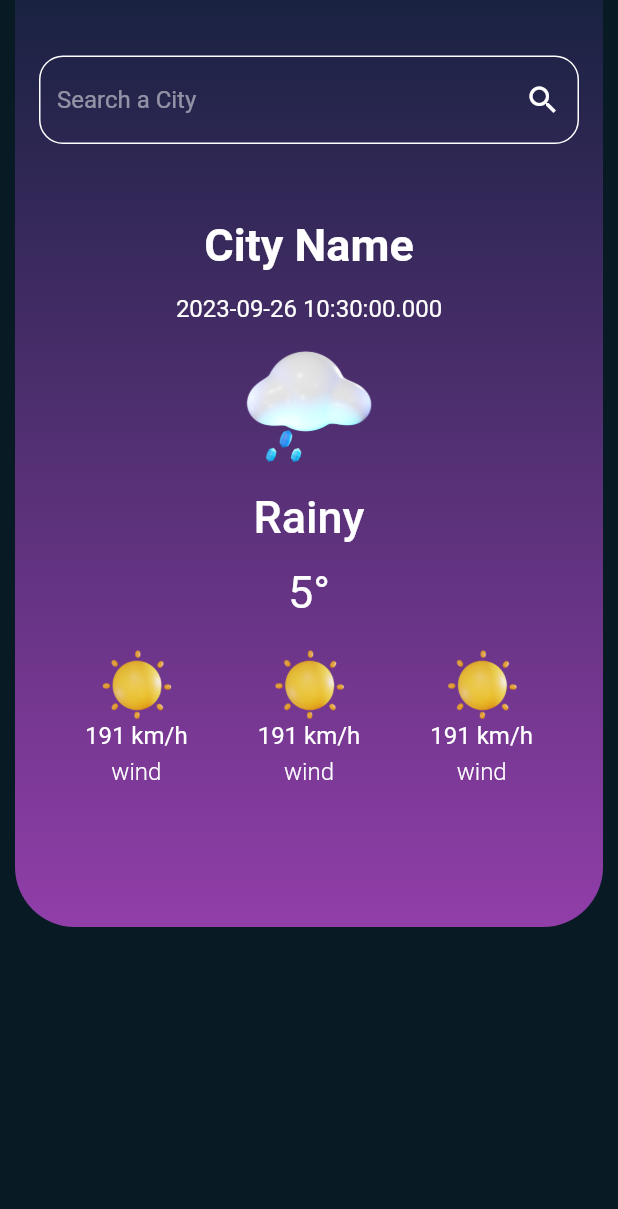
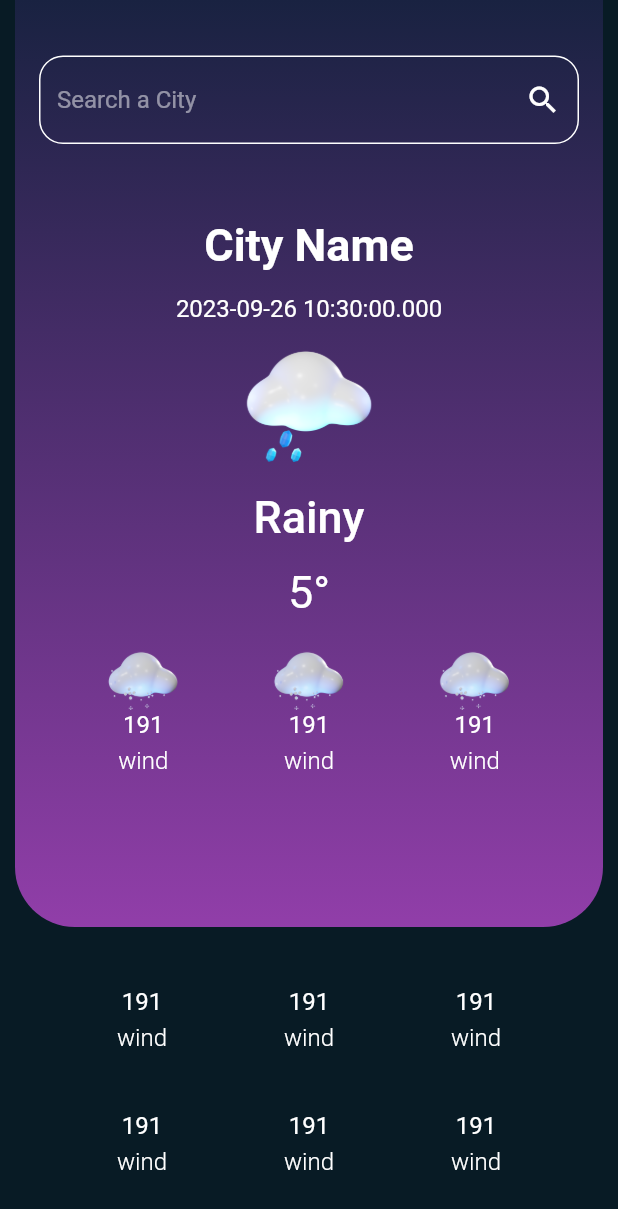
Before and after one commit to eiadHany/weather_app, a Flutter app: the HomeView screen opened by its route, on a phone screen of 412 x 824 dp. Shown: the top 1209 px of the screen. Run offline on Flutter 3.47's test engine with Material 2 defaults, Android fonts, the phone set to English and light mode, and no system bars; our stand-ins replace go_router; Roboto replaces fonts that are missing (Poppins).

Commit message:
home page ui is done

```diff
--- a/lib/features/home/views/home_view.dart
+++ b/lib/features/home/views/home_view.dart
@@ -1,163 +1,37 @@
 import 'package:flutter/material.dart';
-import 'package:weather/core/utils/app_assets.dart';
-import 'package:weather/core/utils/app_colors.dart';
-import 'package:weather/core/utils/app_text_style.dart';
 
-import '../widgets/custom_search_bar.dart';
+import '../widgets/Detailed_info.dart';
+import '../widgets/colored_part.dart';
 
 class HomeView extends StatelessWidget {
   const HomeView({super.key});
 
   @override
   Widget build(BuildContext context) {
-    return Scaffold(
-      body: Container(
-        height: MediaQuery.of(context).size.height * .75,
-        margin: const EdgeInsets.symmetric(horizontal: 10),
-        decoration: BoxDecoration(
-          borderRadius: const BorderRadius.only(
-              bottomLeft: Radius.circular(40),
-              bottomRight: Radius.circular(40)),
-          gradient: LinearGradient(
-            colors: [
-              AppColors.startGradiantColor,
-              AppColors.endGradiantColor,
-            ],
-            begin: Alignment.topCenter,
-            end: Alignment.bottomCenter,
-          ),
-        ),
-        child: Column(
-          crossAxisAlignment: CrossAxisAlignment.stretch,
+    return const Scaffold(
+      body: Column(
         children: [
-            const SizedBox(
-              height: 37,
-            ),
-            const Padding(
-              padding: EdgeInsets.symmetric(horizontal: 16),
-              child: CustomSearchTextField(),
-            ),
-            const SizedBox(
-              height: 50,
-            ),
-            const Text(
-              'City Name',
-              style: AppTexStyle.textStyleKawa30,
-              textAlign: TextAlign.center,
-            ),
-            const SizedBox(
-              height: 15,
-            ),
-            Text(
-              DateTime.now().toString(),
-              style: AppTexStyle.textStyleKawa16,
-              textAlign: TextAlign.center,
-            ),
-            const SizedBox(
-              height: 15,
-            ),
-            Image.asset(
-              AppAssets.rainy,
-              width: MediaQuery.of(context).size.width * .4,
-              height: MediaQuery.of(context).size.width * .2,
-            ),
-            const SizedBox(
-              height: 15,
-            ),
-            Text(
-              'Rainy',
-              style: AppTexStyle.textStyleKawa30
-                  .copyWith(fontWeight: FontWeight.w500),
-              textAlign: TextAlign.center,
-            ),
-            const SizedBox(
-              height: 15,
-            ),
-            Text(
-              '5°',
-              style: AppTexStyle.textStyleKawa30
-                  .copyWith(fontWeight: FontWeight.w400),
-              textAlign: TextAlign.center,
-            ),
-            const SizedBox(
-              height: 20,
-            ),
+          ColoredPart(),
+          Spacer(),
           Row(
             mainAxisAlignment: MainAxisAlignment.spaceEvenly,
             children: [
-                Column(
-                  children: [
-                    Image.asset(
-                      AppAssets.clear,
-                      width: 50,
-                    ),
-                    Text(
-                      '191 km/h',
-                      style: AppTexStyle.textStyleKawa16
-                          .copyWith(fontWeight: FontWeight.w400),
-                      textAlign: TextAlign.center,
-                    ),
-                    const SizedBox(
-                      height: 5,
-                    ),
-                    Text(
-                      'wind',
-                      style: AppTexStyle.textStyleKawa16
-                          .copyWith(fontWeight: FontWeight.w300),
-                      textAlign: TextAlign.center,
-                    ),
+              DetailedInfo(infoName: 'wind', num: '191'),
+              DetailedInfo(infoName: 'wind', num: '191'),
+              DetailedInfo(infoName: 'wind', num: '191'),
             ],
           ),
-                Column(
+          Spacer(),
+          Row(
+            mainAxisAlignment: MainAxisAlignment.spaceEvenly,
             children: [
-                    Image.asset(
-                      AppAssets.clear,
-                      width: 50,
-                    ),
-                    Text(
-                      '191 km/h',
-                      style: AppTexStyle.textStyleKawa16
-                          .copyWith(fontWeight: FontWeight.w400),
-                      textAlign: TextAlign.center,
-                    ),
-                    const SizedBox(
-                      height: 5,
-                    ),
-                    Text(
-                      'wind',
-                      style: AppTexStyle.textStyleKawa16
-                          .copyWith(fontWeight: FontWeight.w300),
-                      textAlign: TextAlign.center,
-                    ),
+              DetailedInfo(infoName: 'wind', num: '191'),
+              DetailedInfo(infoName: 'wind', num: '191'),
+              DetailedInfo(infoName: 'wind', num: '191'),
             ],
           ),
-                Column(
-                  children: [
-                    Image.asset(
-                      AppAssets.clear,
-                      width: 50,
-                    ),
-                    Text(
-                      '191 km/h',
-                      style: AppTexStyle.textStyleKawa16
-                          .copyWith(fontWeight: FontWeight.w400),
-                      textAlign: TextAlign.center,
-                    ),
-                    const SizedBox(
-                      height: 5,
-                    ),
-                    Text(
-                      'wind',
-                      style: AppTexStyle.textStyleKawa16
-                          .copyWith(fontWeight: FontWeight.w300),
-                      textAlign: TextAlign.center,
-                    ),
+          Spacer(),
         ],
-                ),
-              ],
-            )
-          ],
-        ),
       ),
     );
   }
--- /dev/null
+++ b/lib/features/home/widgets/Detailed_info.dart
@@ -0,0 +1,43 @@
+import 'package:flutter/material.dart';
+
+import '../../../core/utils/app_text_style.dart';
+
+class DetailedInfo extends StatelessWidget {
+  const DetailedInfo({
+    super.key,
+    required this.num,
+    required this.infoName,
+    this.image,
+  });
+  final String? image;
+  final String num;
+  final String infoName;
+
+  @override
+  Widget build(BuildContext context) {
+    return Column(
+      children: [
+        if (image != null)
+          Image.asset(
+            image!,
+            width: 50,
+          ),
+        Text(
+          num,
+          style:
+              AppTexStyle.textStyleKawa16.copyWith(fontWeight: FontWeight.w400),
+          textAlign: TextAlign.center,
+        ),
+        const SizedBox(
+          height: 5,
+        ),
+        Text(
+          infoName,
+          style:
+              AppTexStyle.textStyleKawa16.copyWith(fontWeight: FontWeight.w300),
+          textAlign: TextAlign.center,
+        ),
+      ],
+    );
+  }
+}
--- /dev/null
+++ b/lib/features/home/widgets/colored_part.dart
@@ -0,0 +1,101 @@
+import 'package:flutter/material.dart';
+
+import '../../../core/utils/app_assets.dart';
+import '../../../core/utils/app_colors.dart';
+import '../../../core/utils/app_text_style.dart';
+import 'Detailed_info.dart';
+import 'custom_search_bar.dart';
+
+class ColoredPart extends StatelessWidget {
+  const ColoredPart({
+    super.key,
+  });
+
+  @override
+  Widget build(BuildContext context) {
+    return Container(
+      height: MediaQuery.of(context).size.height * .75,
+      margin: const EdgeInsets.symmetric(horizontal: 10),
+      decoration: BoxDecoration(
+        borderRadius: const BorderRadius.only(
+            bottomLeft: Radius.circular(40), bottomRight: Radius.circular(40)),
+        gradient: LinearGradient(
+          colors: [
+            AppColors.startGradiantColor,
+            AppColors.endGradiantColor,
+          ],
+          begin: Alignment.topCenter,
+          end: Alignment.bottomCenter,
+        ),
+      ),
+      child: Column(
+        crossAxisAlignment: CrossAxisAlignment.stretch,
+        children: [
+          const SizedBox(
+            height: 37,
+          ),
+          const Padding(
+            padding: EdgeInsets.symmetric(horizontal: 16),
+            child: CustomSearchTextField(),
+          ),
+          const SizedBox(
+            height: 50,
+          ),
+          const Text(
+            'City Name',
+            style: AppTexStyle.textStyleKawa30,
+            textAlign: TextAlign.center,
+          ),
+          const SizedBox(
+            height: 15,
+          ),
+          Text(
+            DateTime.now().toString(),
+            style: AppTexStyle.textStyleKawa16,
+            textAlign: TextAlign.center,
+          ),
+          const SizedBox(
+            height: 15,
+          ),
+          Image.asset(
+            AppAssets.rainy,
+            width: MediaQuery.of(context).size.width * .4,
+            height: MediaQuery.of(context).size.width * .2,
+          ),
+          const SizedBox(
+            height: 15,
+          ),
+          Text(
+            'Rainy',
+            style: AppTexStyle.textStyleKawa30
+                .copyWith(fontWeight: FontWeight.w500),
+            textAlign: TextAlign.center,
+          ),
+          const SizedBox(
+            height: 15,
+          ),
+          Text(
+            '5°',
+            style: AppTexStyle.textStyleKawa30
+                .copyWith(fontWeight: FontWeight.w400),
+            textAlign: TextAlign.center,
+          ),
+          const SizedBox(
+            height: 20,
+          ),
+          Row(
+            mainAxisAlignment: MainAxisAlignment.spaceEvenly,
+            children: [
+              DetailedInfo(
+                  image: AppAssets.cloudy, infoName: 'wind', num: '191'),
+              DetailedInfo(
+                  image: AppAssets.cloudy, infoName: 'wind', num: '191'),
+              DetailedInfo(
+                  image: AppAssets.cloudy, infoName: 'wind', num: '191'),
+            ],
+          ),
+        ],
+      ),
+    );
+  }
+}
```
Lines whose indentation alone changed are shown as unchanged.
